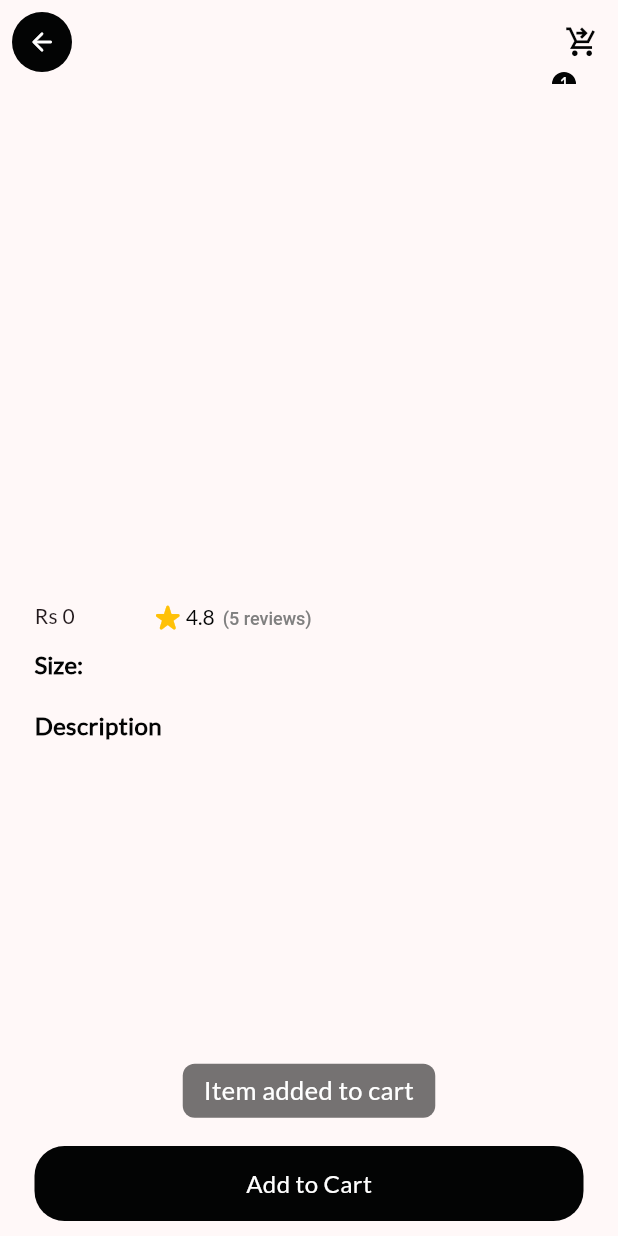
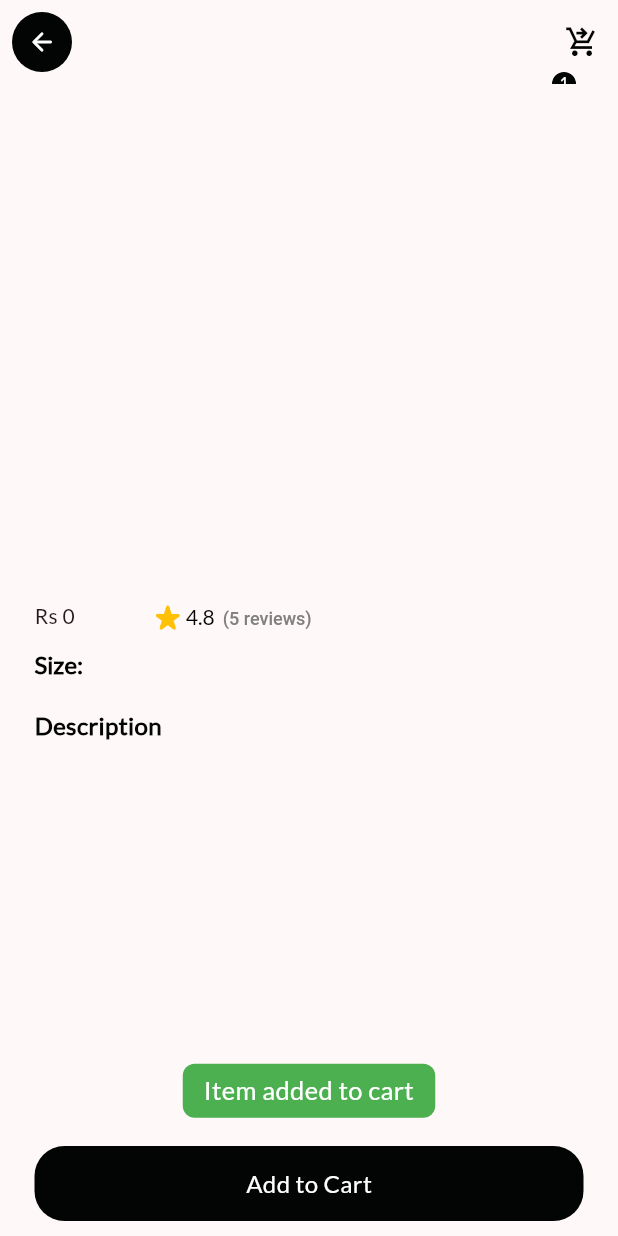
Before and after one commit to bineshburjamagar/sick-rags-flutter, a Flutter app: the ProductsDetailsPage screen opened directly with empty values, after a tap on "Add to Cart", on a phone screen of 412 x 824 dp. Run offline on Flutter 3.47's test engine with Material 2 defaults, Android fonts, the phone set to English and light mode, and no system bars; drawn by our look-alikes of carousel_slider; our stand-ins replace bot_toast, cached_network_image, cloud_firestore, firebase_auth, firebase_core, flutter_phoenix; accounts and stored records are empty.

Commit message:
adding productsto cart

```diff
--- a/lib/core/providers/products_provider.dart
+++ b/lib/core/providers/products_provider.dart
@@ -33,4 +33,15 @@ class ProductsProvider extends ChangeNotifier {
     recentProducts = productsList.where((element) => element.isRecent).toList();
     notifyListeners();
   }
+
+  Future<bool> checkProductExists(int productId) async {
+    final QuerySnapshot<Map<String, dynamic>> snapshot = await FirebaseFirestore
+        .instance
+        .collection('cart')
+        .where('id', isEqualTo: productId)
+        .limit(1)
+        .get();
+
+    return snapshot.size > 0;
+  }
 }
--- a/lib/screens/nav_page/products_details_page.dart
+++ b/lib/screens/nav_page/products_details_page.dart
@@ -1,6 +1,9 @@
 import 'package:bot_toast/bot_toast.dart';
+import 'package:cloud_firestore/cloud_firestore.dart';
 import 'package:flutter/material.dart';
+import 'package:provider/provider.dart';
 import 'package:sick_rags_flutter/core/models/models.dart';
+import 'package:sick_rags_flutter/core/providers/products_provider.dart';
 import 'package:sick_rags_flutter/screens/shop_page/cart_page.dart';
 
 import '../../config/config.dart';
@@ -20,6 +23,7 @@ class ProductsDetailsPage extends StatelessWidget {
   final ProductModel model;
   @override
   Widget build(BuildContext context) {
+    return Consumer<ProductsProvider>(builder: (context, prodProv, child) {
       return Scaffold(
         extendBodyBehindAppBar: true,
         appBar: AppBar(
@@ -153,12 +157,26 @@ class ProductsDetailsPage extends StatelessWidget {
           ],
         ),
         bottomNavigationBar: InkWell(
-        onTap: () => BotToast.showText(text: 'Item added to cart'),
+          onTap: () async {
+            BotToast.showLoading();
+            var isOnCart = await prodProv.checkProductExists(model.id);
+            if (isOnCart) {
+              BotToast.closeAllLoading();
+              BotToast.showText(
+                  text: 'Already on cart', contentColor: Colors.red);
+            } else {
+              BotToast.closeAllLoading();
+              FirebaseFirestore.instance.collection('cart').add(model.toJson());
+              BotToast.showText(
+                  text: 'Item added to cart', contentColor: Colors.green);
+            }
+          },
           child: Container(
             width: double.infinity,
             height: 50,
             padding: const EdgeInsets.all(10.0),
-          margin: const EdgeInsets.symmetric(horizontal: 23.0, vertical: 10.0),
+            margin:
+                const EdgeInsets.symmetric(horizontal: 23.0, vertical: 10.0),
             decoration: BoxDecoration(
                 color: AppColors.primaryColor,
                 borderRadius: BorderRadius.circular(20.0)),
@@ -171,5 +189,6 @@ class ProductsDetailsPage extends StatelessWidget {
           ),
         ),
       );
+    });
   }
 }
--- a/lib/screens/shop_page/products_list_page.dart
+++ b/lib/screens/shop_page/products_list_page.dart
@@ -24,6 +24,7 @@ class ProductsListPage extends StatelessWidget {
           centerTitle: true,
         ),
         body: GridView.builder(
+          physics: const AlwaysScrollableScrollPhysics(),
           padding: const EdgeInsets.symmetric(horizontal: 23.0),
           gridDelegate: const SliverGridDelegateWithFixedCrossAxisCount(
             crossAxisCount: 2,
--- a/lib/widgets/admin_widget.dart
+++ b/lib/widgets/admin_widget.dart
@@ -21,8 +21,6 @@ class AdminWidget extends StatelessWidget {
         builder: (context, adminProv, productProv, child) {
           return Form(
             key: formKey,
-            child: Padding(
-              padding: const EdgeInsets.symmetric(horizontal: 23.0),
             child: Column(
               crossAxisAlignment: CrossAxisAlignment.start,
               children: [
@@ -207,7 +205,6 @@ class AdminWidget extends StatelessWidget {
                     label: 'Add Products')
               ],
             ),
-            ),
           );
         },
       ),
--- a/lib/widgets/custom_carousel_slider.dart
+++ b/lib/widgets/custom_carousel_slider.dart
@@ -22,7 +22,19 @@ class _CustomCarouselSliderState extends State<CustomCarouselSlider> {
           items: [
             ...List.generate(
               widget.images.length,
-              (index) => CachedNetworkImage(
+              (index) => index == 0
+                  ? Hero(
+                      tag: 'Hero$index',
+                      child: CachedNetworkImage(
+                        height: 350,
+                        width: double.infinity,
+                        fit: BoxFit.cover,
+                        imageUrl: widget.images[index],
+                        errorWidget: (context, url, error) =>
+                            Image.asset(AssetPath.appLogo),
+                      ),
+                    )
+                  : CachedNetworkImage(
                       height: 350,
                       width: double.infinity,
                       fit: BoxFit.cover,
```
Also changed, not shown: lib/screens/nav_page/profile_page.dart (+6 -1 lines), lib/widgets/clothes_card_widget.dart (+12 -7 lines), 1 other file. Lines whose indentation alone changed are shown as unchanged.
